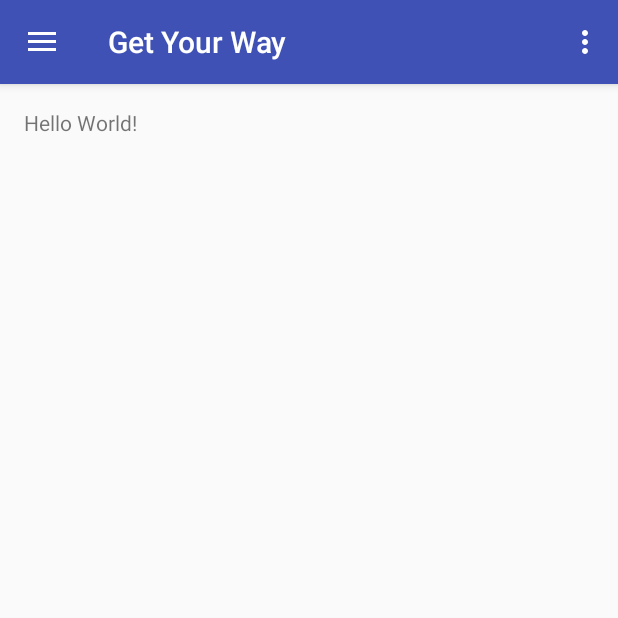
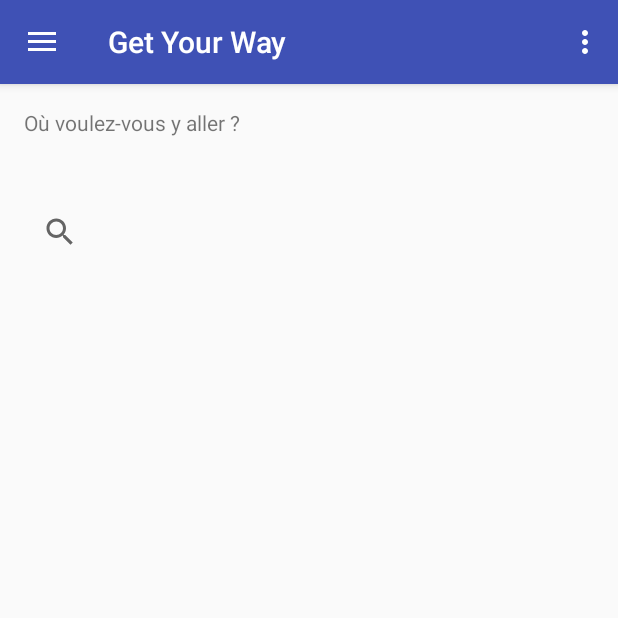
Before and after one commit to Senthene/Get-Your-Way, an Android app: the screen it shows after launch (MainActivity), on a phone screen of 412 x 824 dp, the top half of it. Run offline under Robolectric (Android 15) with nearby library versions, the phone set to English and light mode, and no system bars.

Commit message:
Amélioration de la première page (en cours)

```diff
--- a/GetYourWay/app/src/main/res/layout/content_main.xml
+++ b/GetYourWay/app/src/main/res/layout/content_main.xml
@@ -16,5 +16,14 @@
     <TextView
         android:layout_width="wrap_content"
         android:layout_height="wrap_content"
-        android:text="Hello World!" />
+        android:text="Où voulez-vous y aller ?"
+        android:id="@+id/textView3" />
+
+    <SearchView
+        android:layout_width="match_parent"
+        android:layout_height="wrap_content"
+        android:layout_marginTop="39dp"
+        android:layout_below="@+id/textView3"
+        android:layout_alignParentStart="true" />
+
 </RelativeLayout>
--- a/GetYourWay/app/src/main/res/layout/nav_header_main.xml
+++ b/GetYourWay/app/src/main/res/layout/nav_header_main.xml
@@ -17,19 +17,19 @@
         android:layout_width="wrap_content"
         android:layout_height="wrap_content"
         android:paddingTop="@dimen/nav_header_vertical_spacing"
-        app:srcCompat="@android:drawable/sym_def_app_icon" />
+        app:srcCompat="C:\Projets\GetYourWay\app\src\main\res\drawable\reperes" />
 
     <TextView
         android:layout_width="match_parent"
         android:layout_height="wrap_content"
         android:paddingTop="@dimen/nav_header_vertical_spacing"
-        android:text="Android Studio"
+        android:text="Les points d'intérêts"
         android:textAppearance="@style/TextAppearance.AppCompat.Body1" />
 
     <TextView
         android:id="@+id/textView"
         android:layout_width="wrap_content"
         android:layout_height="wrap_content"
-        android:text="android.studio@android.com" />
+        android:text="Ne vous perdez plus" />
 
 </LinearLayout>
```
